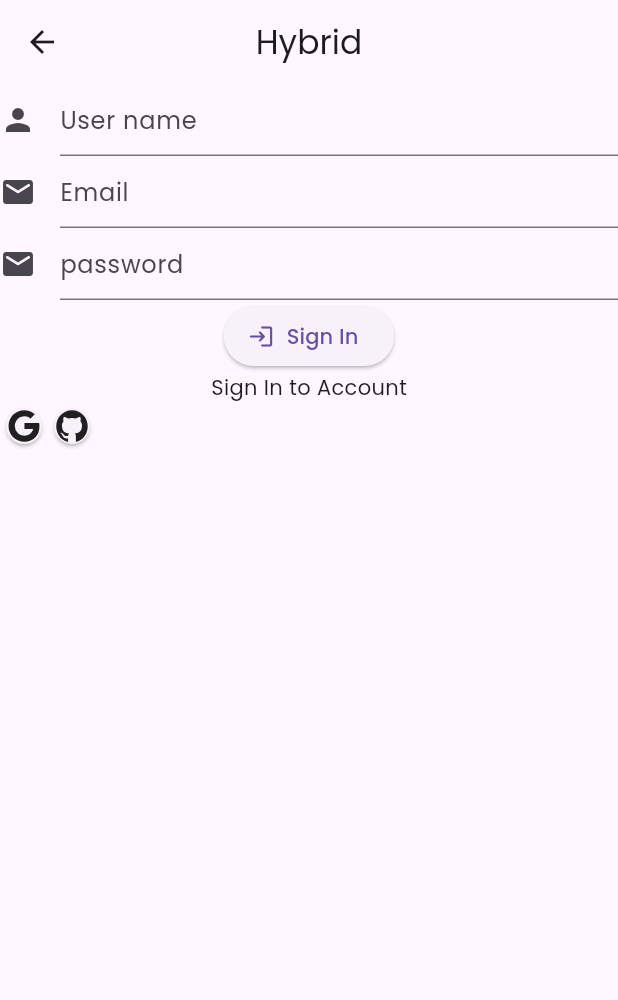
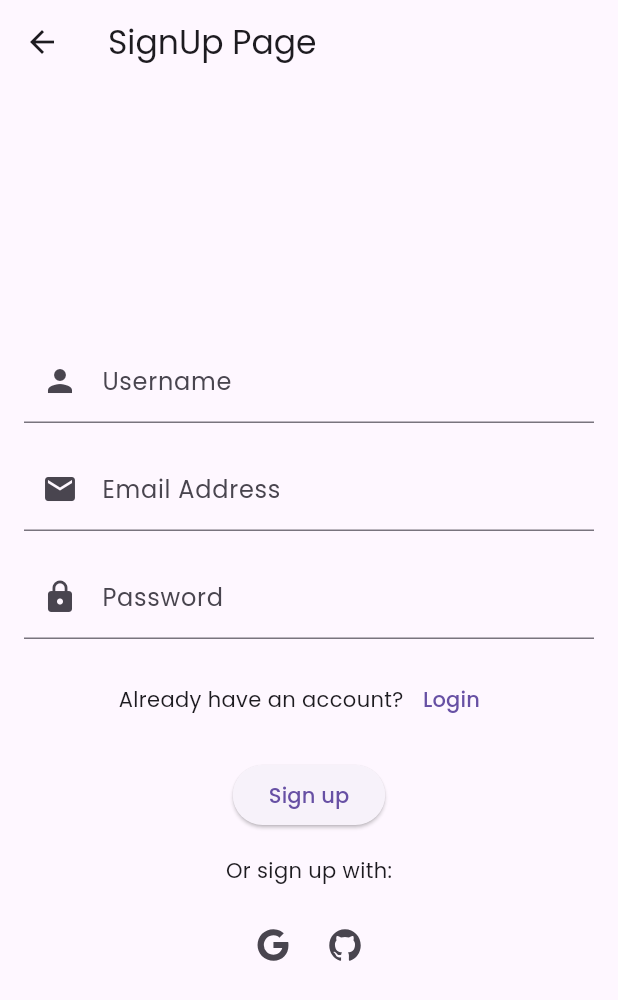
Before and after one commit to pavan6476252/hybrid, a Flutter app: the SignUpPage screen opened directly, on a phone screen of 412 x 824 dp. Shown: the top 1000 px of the screen. Run offline on Flutter 3.47's test engine with Material 2 defaults, Android fonts, the phone set to English and light mode, and no system bars; our stand-ins replace appwrite, flutter_riverpod, go_router, google_fonts, hive_flutter, ionicons; accounts and stored records are empty.

Commit message:
auth done

```diff
--- a/lib/constants/app_write_constants.dart
+++ b/lib/constants/app_write_constants.dart
@@ -1,5 +1,5 @@
 class AppWriteConstants{
  static const String databaseId ='64370c98c68226d1aaef';
- static const String projectId ='64370a80c56f2786426f';
- static const String endPoint ='http://localhost:80/v1';
+ static const String projectId ='645f11c94f0a71365cfd';
+ static const String endPoint ='http://192.168.82.207/v1';
 }
--- a/lib/hybrid_theme.dart
+++ b/lib/hybrid_theme.dart
@@ -4,11 +4,13 @@ import 'package:google_fonts/google_fonts.dart';
 
 class HybridTheme{
   static ThemeData lightTheme()=> ThemeData(
+
     useMaterial3: true,
     brightness: Brightness.light,
     fontFamily: GoogleFonts.poppins().fontFamily,
   );
   static ThemeData darkTheme()=> ThemeData(
+
     useMaterial3: true,
     brightness: Brightness.dark,
     fontFamily: GoogleFonts.poppins().fontFamily,
--- a/lib/main.dart
+++ b/lib/main.dart
@@ -1,28 +1,68 @@
-
-
 import 'package:flutter/material.dart';
 import 'package:flutter_riverpod/flutter_riverpod.dart';
+import 'package:go_router/go_router.dart';
 
 import 'package:hybrid/hybrid_theme.dart';
+import 'package:hybrid/providers/appwrite_provider.dart';
 import 'package:hybrid/providers/theme_provider.dart';
+import 'package:hybrid/views/auth/login_page.dart';
+import 'package:hybrid/views/auth/signup_page.dart';
 
 import 'views/home/home_page.dart';
 
-void main(){
-  runApp(const ProviderScope(child:  MyApp()));
+void main() {
+  runApp(const ProviderScope(child: MyApp()));
 }
 
-
-class MyApp extends ConsumerWidget {
+class MyApp extends ConsumerStatefulWidget {
   const MyApp({super.key});
 
   @override
-  Widget build(BuildContext context,WidgetRef ref) {
-    return MaterialApp(
+  ConsumerState<ConsumerStatefulWidget> createState() => _MyAppState();
+}
+
+class _MyAppState extends ConsumerState<MyApp> {
+  Future<void> _init(WidgetRef ref) async {
+    //  This is how you can access providers in stateful widgets
+    final user = await ref.read(authProvider).getAccount();
+    if (user != null) {
+      //  This is how you can modify the state of the providers
+
+      ref.read(userLoggedInProvider.notifier).state = true;
+    } else {
+      ref.read(userLoggedInProvider.notifier).state = false;
+    }
+  }
+
+  @override
+  void initState() {
+    super.initState();
+    _init(ref);
+  }
+
+  @override
+  Widget build(BuildContext context) {
+    return MaterialApp.router(
+      routerConfig: _router,
+      title: "Hybrid",
       darkTheme: HybridTheme.darkTheme(),
       theme: HybridTheme.lightTheme(),
       themeMode: ref.watch(themeModeProvider),
-      home: HomePage(),
     );
   }
 }
+
+final GoRouter _router = GoRouter(routes: [
+  GoRoute(
+    path: '/',
+    builder: (context, state) => const HomePage(),
+  ),
+  GoRoute(
+    path: '/login',
+    builder: (context, state) => const LoginPage(),
+  ),
+  GoRoute(
+    path: '/signup',
+    builder: (context, state) => const SignUpPage(),
+  )
+]);
--- a/lib/views/auth/sign_up_page.dart
+++ /dev/null
@@ -1,86 +0,0 @@
-import 'package:email_validator/email_validator.dart';
-import 'package:flutter/material.dart';
-import 'package:flutter_riverpod/flutter_riverpod.dart';
-import 'package:ionicons/ionicons.dart';
-
-class SignUpPage extends ConsumerStatefulWidget {
-  const SignUpPage({super.key});
-
-  @override
-  ConsumerState<ConsumerStatefulWidget> createState() => _SignUpPageState();
-}
-
-class _SignUpPageState extends ConsumerState<SignUpPage> {
-  TextEditingController userNameController = TextEditingController();
-  TextEditingController emailController = TextEditingController();
-  TextEditingController passwordController = TextEditingController();
-  @override
-  Widget build(BuildContext context) {
-    return Scaffold(
-      appBar: AppBar(
-        centerTitle: true,
-        title: const Text("Hybrid"),
-      ),
-      body: Form(
-        child: Center(
-          child: Column(children: [
-            TextFormField(
-                keyboardType: TextInputType.text,
-                decoration: const InputDecoration(
-                  icon: Icon(Icons.person),
-                  hintText: "User name",
-                ),
-                validator: (value) {
-                  if (value == null || value.isEmpty) {
-                    return 'Invalid user name';
-                  }
-                  return null;
-                }),
-            TextFormField(
-                keyboardType: TextInputType.emailAddress,
-                decoration: const InputDecoration(
-                  icon: Icon(Icons.email_rounded),
-                  hintText: "Email",
-                ),
-                validator: (value) {
-                  if (value == null ||
-                      value.isEmpty ||
-                      !value.contains('@') ||
-                      !value.contains('.')) {
-                    return 'Invalid Email';
-                  }
-                  return null;
-                }),
-            TextFormField(
-                keyboardType: TextInputType.visiblePassword,
-                decoration: const InputDecoration(
-                  icon: Icon(Icons.email_rounded),
-                  hintText: "password",
-                ),
-                validator: (value) {
-                  if (value == null || value.isEmpty || value.length < 6) {
-                    return 'Invalid Email';
-                  }
-                  return null;
-                }),
-            ElevatedButton.icon(
-                onPressed: () {},
-                icon: const Icon(Icons.login_rounded),
-                label: const Text("Sign In")),
-            const Text("Sign In to Account"),
-            const Row(
-              children: [
-                Card(
-                  child: Icon(Ionicons.logo_google),
-                ),
-                Card(
-                  child: Icon(Ionicons.logo_github),
-                )
-              ],
-            )
-          ]),
-        ),
-      ),
-    );
-  }
-}
--- /dev/null
+++ b/lib/views/auth/signup_page.dart
@@ -0,0 +1,135 @@
+import 'package:flutter/material.dart';
+import 'package:flutter_riverpod/flutter_riverpod.dart';
+import 'package:go_router/go_router.dart';
+import 'package:ionicons/ionicons.dart';
+
+import '../../providers/appwrite_provider.dart';
+import '../widgets/utils.dart';
+
+class SignUpPage extends ConsumerStatefulWidget {
+  const SignUpPage({super.key});
+
+  @override
+  ConsumerState<ConsumerStatefulWidget> createState() => _SignUpPageState();
+}
+
+class _SignUpPageState extends ConsumerState<SignUpPage> {
+  final userNameController = TextEditingController();
+  final emailController = TextEditingController();
+  final passwordController = TextEditingController();
+  final formKey = GlobalKey<FormState>();
+  @override
+  late final Authentication auth = ref.watch(authProvider);
+
+  Widget build(BuildContext context) {
+    return Scaffold(
+      appBar: AppBar(
+        title: const Text('SignUp Page'),
+      ),
+      body: Center(
+        child: Padding(
+          padding: const EdgeInsets.all(16.0),
+          child: SingleChildScrollView(
+            child: Form(
+              key: formKey,
+              child: Column(
+                mainAxisAlignment: MainAxisAlignment.center,
+                children: [
+                  TextFormField(
+                      controller: userNameController,
+                      decoration: const InputDecoration(
+                        labelText: 'Username',
+                        prefixIcon: Icon(Icons.person),
+                      ),
+                      validator: (value) {
+                        if (value == null || value == '') {
+                          return "Please provide user name";
+                        }
+                        return null;
+                      }),
+                  const SizedBox(height: 16.0),
+                  TextFormField(
+                    controller: emailController,
+                    decoration: const InputDecoration(
+                      labelText: 'Email Address',
+                      prefixIcon: Icon(Icons.email),
+                    ),
+                    validator: (value) {
+                      if (value == null ||
+                          !value.contains('@') ||
+                          !value.contains('.')) {
+                        return "Please enter valid email";
+                      }
+                      return null;
+                    },
+                  ),
+                  const SizedBox(height: 16.0),
+                  TextFormField(
+                      controller: passwordController,
+                      obscureText: true,
+                      decoration: const InputDecoration(
+                        labelText: 'Password',
+                        prefixIcon: Icon(Icons.lock),
+                      ),
+                      validator: (value) {
+                        if (value == null || value.length < 6) {
+                          return "Please enter password length of min 6";
+                        }
+                        return null;
+                      }),
+                  const SizedBox(height: 16.0),
+                  Row(
+                    mainAxisAlignment: MainAxisAlignment.center,
+                    children: [
+                      const Text('Already have an account?'),
+                      TextButton(
+                        onPressed: () {
+                          context.go('/login');
+                        },
+                        child: const Text('Login'),
+                      ),
+                    ],
+                  ),
+                  const SizedBox(height: 16.0),
+                  ElevatedButton(
+                    onPressed: () async {
+                      if (formKey.currentState!.validate()) {
+                        await auth.signUp(
+                            userNameController.text,
+                            emailController.text,
+                            passwordController.text,
+                            context);
+                        showScaffoldMsg(context, "Please wait", false);
+                      }
+                    },
+                    child: const Text('Sign up'),
+                  ),
+                  const SizedBox(height: 16.0),
+                  const Text('Or sign up with:'),
+                  const SizedBox(height: 16.0),
+                  Row(
+                    mainAxisAlignment: MainAxisAlignment.center,
+                    children: [
+                      IconButton(
+                        onPressed: () {
+                          // Handle Google authentication
+                        },
+                        icon: const Icon(Ionicons.logo_google),
+                      ),
+                      IconButton(
+                        onPressed: () {
+                          // Handle GitHub authentication
+                        },
+                        icon: const Icon(Ionicons.logo_github),
+                      ),
+                    ],
+                  ),
+                ],
+              ),
+            ),
+          ),
+        ),
+      ),
+    );
+  }
+}
--- a/pubspec.yaml
+++ b/pubspec.yaml
@@ -40,11 +40,11 @@ dependencies:
   flutter_riverpod: ^2.3.6
   fpdart: ^0.6.0
   google_fonts: ^4.0.4
-  go_router: ^7.0.0
+  go_router: ^7.0.1
   hive: ^2.2.3
   hive_flutter: ^1.1.0
-  email_validator: ^2.1.17
   ionicons: ^0.2.2
+  flutter_svg: ^2.0.5
 
 dev_dependencies:
   flutter_test:
```
Also changed, not shown: lib/providers/appwrite_provider.dart (+99 -83 lines), lib/views/auth/login_page.dart (added, +120 -0 lines), lib/views/auth/sign_in_page.dart (deleted, +0 -23 lines), lib/views/home/home_page.dart (+14 -3 lines), lib/views/widgets/profile_bar.dart (added, +51 -0 lines), lib/views/widgets/utils.dart (added, +8 -0 lines), flutter_01.png (added), pubspec.lock.
